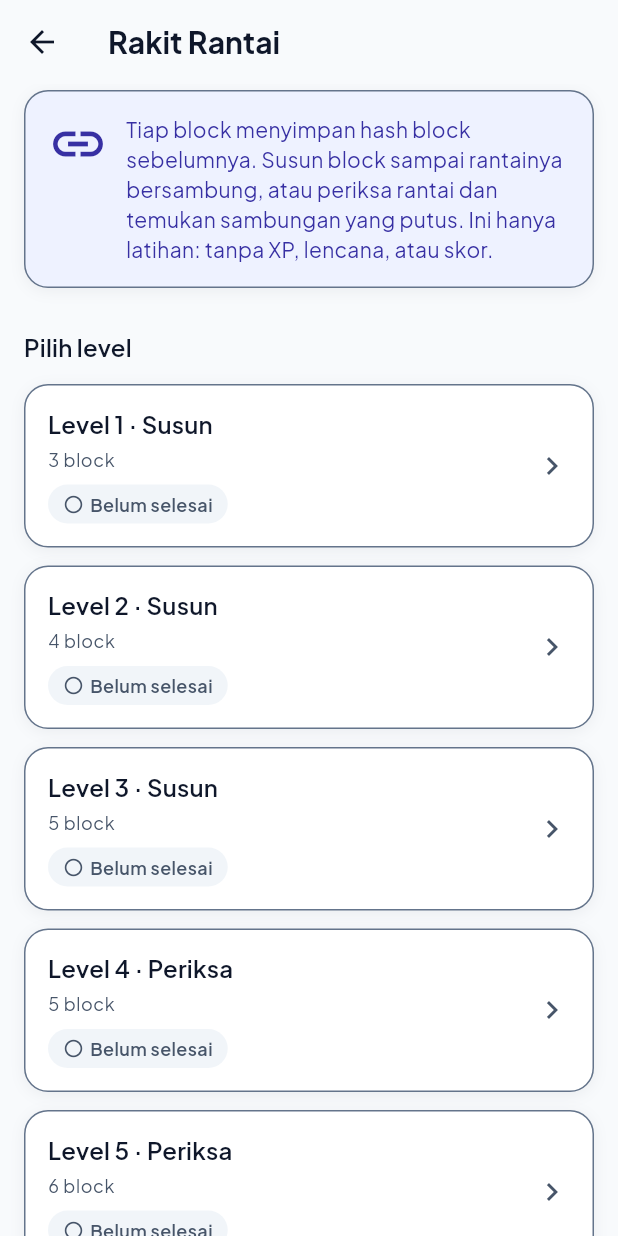
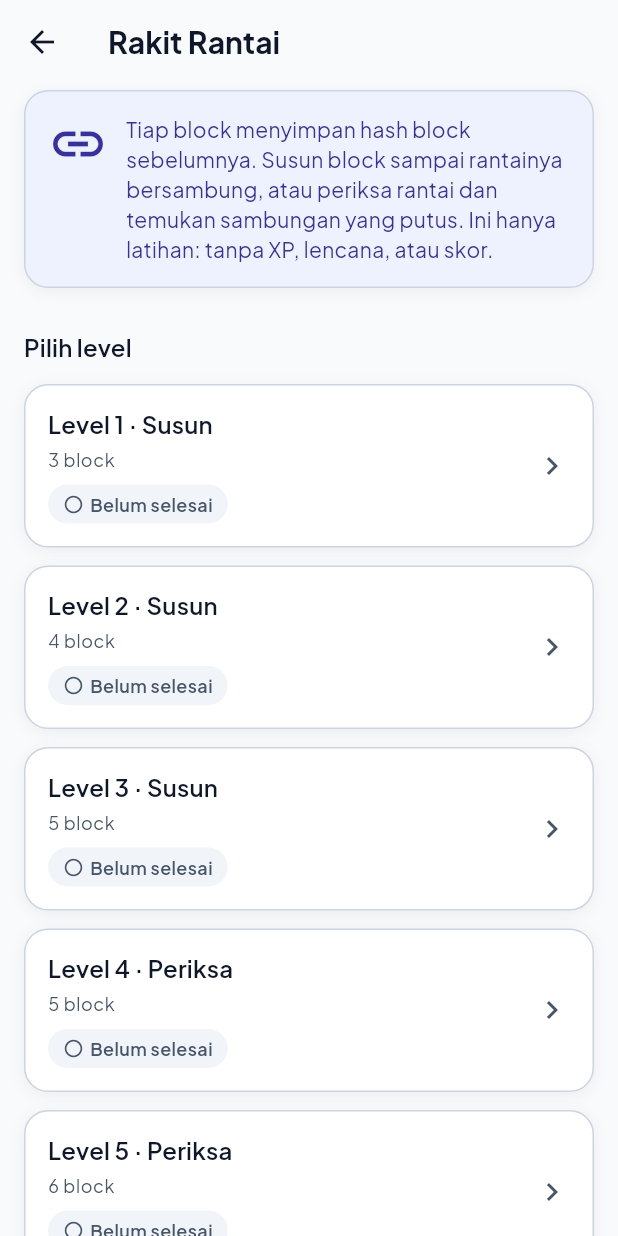
Before and after one commit to eufratt/Code2Ticket, a Flutter app: the ChainLevelsScreen screen opened directly, on a phone screen of 412 x 824 dp. Run offline on Flutter 3.47's test engine with Material 3 defaults, Android fonts, the phone set to English and light mode, and no system bars; our stand-ins replace flutter_local_notifications, flutter_map, flutter_secure_storage, geolocator, go_router, google_fonts and 6 more; missing offline and left inert: pointycastle, workmanager; accounts and stored records are empty.

Commit message:
fix: soften card and field borders with separate outline tokens

```diff
--- a/app/lib/core/theme/app_colors.dart
+++ b/app/lib/core/theme/app_colors.dart
@@ -21,6 +21,8 @@ class AppColors extends ThemeExtension<AppColors> {
     required this.muted,
     required this.mutedOnVariant,
     required this.outline,
+    required this.outlineSoft,
+    required this.outlineField,
     required this.primary,
     required this.onPrimary,
     required this.primaryContainer,
@@ -50,6 +52,12 @@ class AppColors extends ThemeExtension<AppColors> {
   /// Teks sekunder di atas surfaceVariant (kolom input): di tema gelap muted hanya 4,0:1 di sana, jadi dipakai yang lebih terang.
   final Color mutedOnVariant;
   final Color outline;
+
+  /// Border halus untuk kartu, kontainer, dan garis pembatas (divider).
+  final Color outlineSoft;
+
+  /// Border kolom isian dan dropdown saat diam.
+  final Color outlineField;
   final Color primary, onPrimary, primaryContainer, onPrimaryContainer;
 
   /// Amber: HANYA isi/ikon besar. Teks amber kecil memakai [accentText].
@@ -69,6 +77,8 @@ class AppColors extends ThemeExtension<AppColors> {
     muted: Color(0xFF475569),
     mutedOnVariant: Color(0xFF475569),
     outline: Color(0xFF64748B),
+    outlineSoft: Color(0xFFCBD5E1),
+    outlineField: Color(0xFF94A3B8),
     primary: Color(0xFF4F46E5),
     onPrimary: Color(0xFFFFFFFF),
     primaryContainer: Color(0xFFEEF2FF),
@@ -98,6 +108,8 @@ class AppColors extends ThemeExtension<AppColors> {
     muted: Color(0xFF94A3B8),
     mutedOnVariant: Color(0xFFCBD5E1),
     outline: Color(0xFF94A3B8),
+    outlineSoft: Color(0xFF334155),
+    outlineField: Color(0xFF64748B),
     primary: Color(0xFF818CF8),
     onPrimary: Color(0xFF0F172A),
     primaryContainer: Color(0xFF312E81),
@@ -135,6 +147,8 @@ class AppColors extends ThemeExtension<AppColors> {
       muted: c(muted, other.muted),
       mutedOnVariant: c(mutedOnVariant, other.mutedOnVariant),
       outline: c(outline, other.outline),
+      outlineSoft: c(outlineSoft, other.outlineSoft),
+      outlineField: c(outlineField, other.outlineField),
       primary: c(primary, other.primary),
       onPrimary: c(onPrimary, other.onPrimary),
       primaryContainer: c(primaryContainer, other.primaryContainer),
--- a/app/lib/core/widgets/surface_card.dart
+++ b/app/lib/core/widgets/surface_card.dart
@@ -35,7 +35,7 @@ class SurfaceCard extends StatelessWidget {
       decoration: BoxDecoration(
         color: color ?? c.surface,
         borderRadius: Radii.cardAll,
-        border: Border.all(color: c.outline),
+        border: Border.all(color: c.outlineSoft),
         boxShadow: raised ? AppShadows.raised(c) : AppShadows.card(c),
       ),
       child: Material(
--- a/app/lib/core/widgets/ticket_card.dart
+++ b/app/lib/core/widgets/ticket_card.dart
@@ -205,13 +205,13 @@ class _TicketPartPainter extends CustomPainter {
     }
     canvas.restore();
     canvas.drawPath(path, Paint()..color = colors.surface);
-    canvas.drawPath(path, Paint()..color = colors.outline..style = PaintingStyle.stroke..strokeWidth = 1);
+    canvas.drawPath(path, Paint()..color = colors.outlineSoft..style = PaintingStyle.stroke..strokeWidth = 1);
     if (!top) _dashedLine(canvas, size);
   }
 
   void _dashedLine(Canvas canvas, Size size) {
     final paint = Paint()
-      ..color = colors.outline
+      ..color = colors.outlineSoft
       ..strokeWidth = 1.5
       ..strokeCap = StrokeCap.round;
     const dash = 6.0, gap = 5.0;
--- a/app/lib/features/assistant/assistant_screen.dart
+++ b/app/lib/features/assistant/assistant_screen.dart
@@ -186,7 +186,7 @@ class _Bubble extends StatelessWidget {
           child: DecoratedBox(
             decoration: BoxDecoration(
               color: mine ? c.primary : c.surface,
-              border: mine ? null : Border.all(color: c.outline),
+              border: mine ? null : Border.all(color: c.outlineSoft),
               borderRadius: BorderRadius.only(topLeft: r, topRight: r, bottomLeft: mine ? r : tail, bottomRight: mine ? tail : r),
             ),
             child: Padding(
@@ -286,7 +286,7 @@ class _TypingBubbleState extends State<_TypingBubble> with SingleTickerProviderS
             DecoratedBox(
               decoration: BoxDecoration(
                 color: c.surface,
-                border: Border.all(color: c.outline),
+                border: Border.all(color: c.outlineSoft),
                 borderRadius: const BorderRadius.only(topLeft: r, topRight: r, bottomRight: r, bottomLeft: Radius.circular(Spacing.s4)),
               ),
               child: Padding(
@@ -330,7 +330,7 @@ class _InputBar extends StatelessWidget {
     final n = controller.text.runes.length;
     final over = n > chatMaxLength;
     return DecoratedBox(
-      decoration: BoxDecoration(color: c.surface, border: Border(top: BorderSide(color: c.outline))),
+      decoration: BoxDecoration(color: c.surface, border: Border(top: BorderSide(color: c.outlineSoft))),
       child: Padding(
         padding: const EdgeInsets.fromLTRB(Spacing.screen, Spacing.s8, Spacing.s8, Spacing.s8),
         child: Row(
--- a/app/lib/features/giveaways/giveaway_detail_screen.dart
+++ b/app/lib/features/giveaways/giveaway_detail_screen.dart
@@ -89,7 +89,7 @@ class _GiveawayDetailScreenState extends State<GiveawayDetailScreen> {
           : DecoratedBox(
               decoration: BoxDecoration(
                 color: c.surface,
-                border: Border(top: BorderSide(color: c.outline)),
+                border: Border(top: BorderSide(color: c.outlineSoft)),
                 boxShadow: AppShadows.raised(c),
               ),
               child: SafeArea(
--- a/app/lib/features/shell/app_shell.dart
+++ b/app/lib/features/shell/app_shell.dart
@@ -130,7 +130,7 @@ class AppShell extends StatelessWidget {
           elevation: 0,
           surfaceTintColor: Colors.transparent,
           child: DecoratedBox(
-            decoration: BoxDecoration(border: Border(top: BorderSide(color: c.outline))),
+            decoration: BoxDecoration(border: Border(top: BorderSide(color: c.outlineSoft))),
             child: Row(crossAxisAlignment: CrossAxisAlignment.stretch, children: [for (var i = 0; i < _items.length; i++) item(i)]),
           ),
         ),
```
Also changed, not shown: app/lib/core/theme/app_theme.dart (+6 -6 lines), 2 other files.
